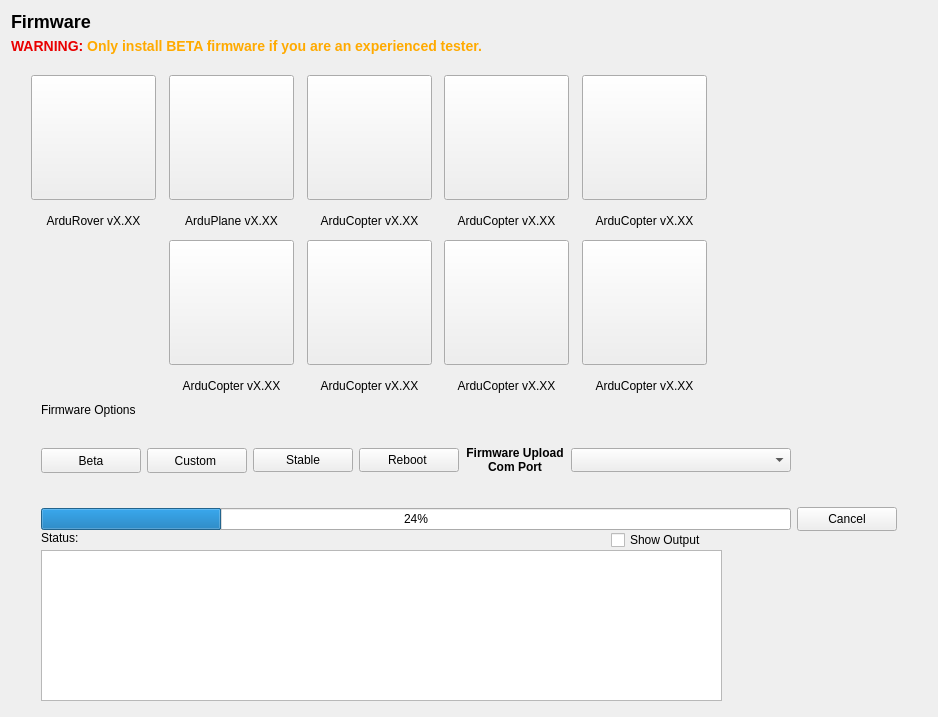
ArduPilot/apm_planner, file src/ui/configuration/ApmFirmwareConfig.ui: the form before one commit.
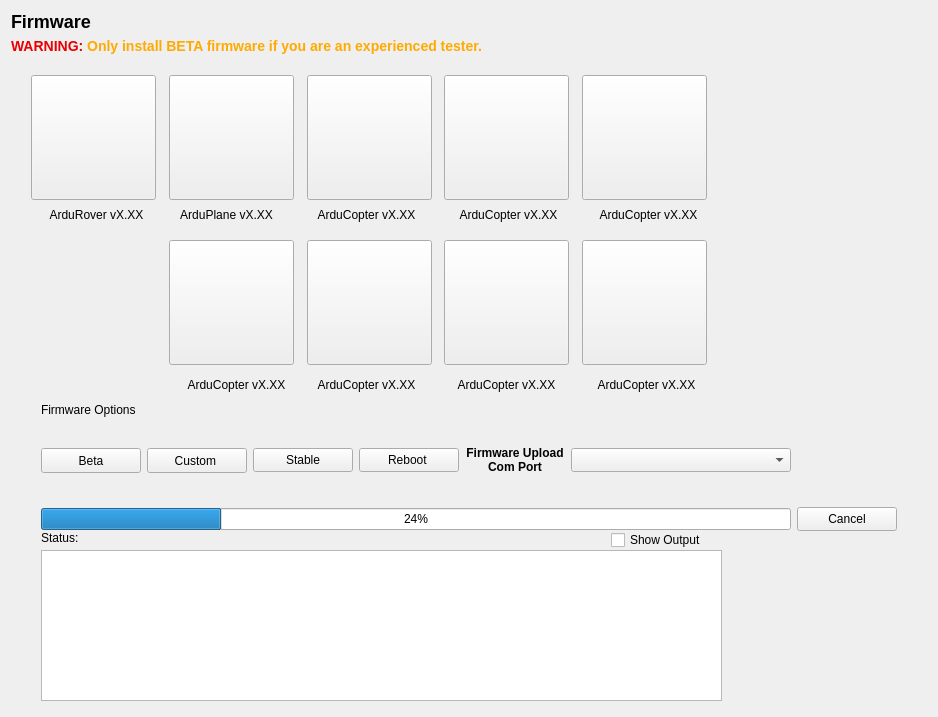
The form after the commit. Icons and pictures are not drawn.

Commit message: widen firmware version labels to fix cutoff text

```diff
--- a/src/ui/configuration/ApmFirmwareConfig.ui
+++ b/src/ui/configuration/ApmFirmwareConfig.ui
@@ -144,9 +144,9 @@
       <widget class="QLabel" name="y6Label">
        <property name="geometry">
         <rect>
-         <x>439</x>
-         <y>311</y>
-         <width>113</width>
+         <x>430</x>
+         <y>310</y>
+         <width>131</width>
          <height>30</height>
         </rect>
        </property>
@@ -178,9 +178,9 @@
       <widget class="QLabel" name="planeLabel">
        <property name="geometry">
         <rect>
-         <x>164</x>
-         <y>146</y>
-         <width>113</width>
+         <x>150</x>
+         <y>140</y>
+         <width>131</width>
          <height>30</height>
         </rect>
        </property>
@@ -282,9 +282,9 @@
       <widget class="QLabel" name="octaLabel">
        <property name="geometry">
         <rect>
-         <x>577</x>
-         <y>311</y>
-         <width>113</width>
+         <x>570</x>
+         <y>310</y>
+         <width>131</width>
          <height>30</height>
         </rect>
        </property>
@@ -316,9 +316,9 @@
       <widget class="QLabel" name="quadLabel">
        <property name="geometry">
         <rect>
-         <x>302</x>
-         <y>146</y>
-         <width>113</width>
+         <x>280</x>
+         <y>140</y>
+         <width>151</width>
          <height>30</height>
         </rect>
        </property>
@@ -385,9 +385,9 @@
       <widget class="QLabel" name="octaQuadLabel">
        <property name="geometry">
         <rect>
-         <x>577</x>
-         <y>146</y>
-         <width>113</width>
+         <x>572</x>
+         <y>140</y>
+         <width>131</width>
          <height>30</height>
         </rect>
        </property>
@@ -454,9 +454,9 @@
       <widget class="QLabel" name="triLabel">
        <property name="geometry">
         <rect>
-         <x>302</x>
-         <y>311</y>
-         <width>113</width>
+         <x>290</x>
+         <y>310</y>
+         <width>131</width>
          <height>30</height>
         </rect>
        </property>
@@ -523,9 +523,9 @@
       <widget class="QLabel" name="hexaLabel">
        <property name="geometry">
         <rect>
-         <x>439</x>
-         <y>146</y>
-         <width>113</width>
+         <x>432</x>
+         <y>140</y>
+         <width>131</width>
          <height>30</height>
         </rect>
        </property>
@@ -592,9 +592,9 @@
       <widget class="QLabel" name="copterLabel">
        <property name="geometry">
         <rect>
-         <x>164</x>
-         <y>311</y>
-         <width>113</width>
+         <x>160</x>
+         <y>310</y>
+         <width>131</width>
          <height>30</height>
         </rect>
        </property>
@@ -655,9 +655,9 @@
       <widget class="QLabel" name="roverLabel">
        <property name="geometry">
         <rect>
-         <x>26</x>
-         <y>146</y>
-         <width>113</width>
+         <x>20</x>
+         <y>140</y>
+         <width>131</width>
          <height>30</height>
         </rect>
        </property>
```
